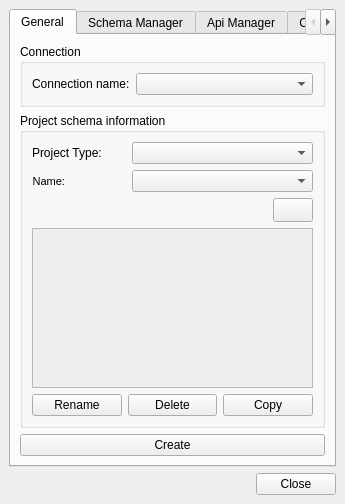
Qt form ui/readsql.ui (Giswater/giswater_qgis_plugin) before a commit.
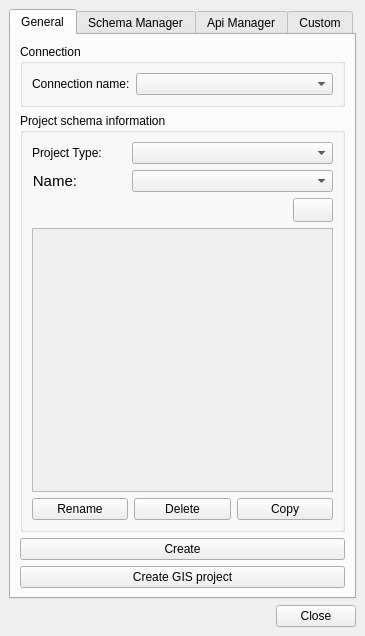
The same form after that commit. Icons and pictures are not drawn.

The edit to the form file:
```diff
--- a/ui/readsql.ui
+++ b/ui/readsql.ui
@@ -6,8 +6,8 @@
    <rect>
     <x>0</x>
     <y>0</y>
-    <width>345</width>
-    <height>504</height>
+    <width>365</width>
+    <height>636</height>
    </rect>
   </property>
   <property name="windowTitle">
@@ -87,70 +87,72 @@
         <string>General</string>
        </attribute>
        <layout class="QGridLayout" name="gridLayout">
-        <item row="3" column="1">
-         <widget class="QPushButton" name="btn_schema_create">
-          <property name="sizePolicy">
-           <sizepolicy hsizetype="Minimum" vsizetype="Preferred">
-            <horstretch>0</horstretch>
-            <verstretch>0</verstretch>
-           </sizepolicy>
-          </property>
-          <property name="font">
-           <font>
-            <weight>50</weight>
-            <bold>false</bold>
-           </font>
-          </property>
-          <property name="text">
-           <string>Create</string>
-          </property>
-         </widget>
-        </item>
-        <item row="0" column="1">
-         <widget class="QGroupBox" name="groupBox_4">
-          <property name="title">
-           <string>Connection</string>
-          </property>
-          <layout class="QGridLayout" name="gridLayout_2">
-           <item row="0" column="0">
-            <widget class="QLabel" name="lbl_connection">
-             <property name="sizePolicy">
-              <sizepolicy hsizetype="Maximum" vsizetype="Preferred">
-               <horstretch>0</horstretch>
-               <verstretch>0</verstretch>
-              </sizepolicy>
-             </property>
-             <property name="text">
-              <string>Connection name:</string>
-             </property>
-            </widget>
-           </item>
-           <item row="0" column="1">
-            <widget class="QComboBox" name="cmb_connection">
-             <property name="enabled">
-              <bool>true</bool>
-             </property>
-            </widget>
-           </item>
-          </layout>
-          <zorder>lbl_connection</zorder>
-          <zorder>cmb_connection</zorder>
-         </widget>
-        </item>
         <item row="2" column="1">
          <widget class="QGroupBox" name="groupBox_3">
           <property name="title">
            <string>Project schema information</string>
           </property>
           <layout class="QGridLayout" name="gridLayout_7">
-           <item row="6" column="1" colspan="4">
-            <widget class="QTextEdit" name="software_version_info">
+           <item row="5" column="3">
+            <widget class="QPushButton" name="btn_info">
              <property name="enabled">
+              <bool>true</bool>
+             </property>
+             <property name="sizePolicy">
+              <sizepolicy hsizetype="Maximum" vsizetype="Fixed">
+               <horstretch>0</horstretch>
+               <verstretch>0</verstretch>
+              </sizepolicy>
+             </property>
+             <property name="minimumSize">
+              <size>
+               <width>24</width>
+               <height>24</height>
+              </size>
+             </property>
+             <property name="layoutDirection">
+              <enum>Qt::LeftToRight</enum>
+             </property>
+             <property name="text">
+              <string/>
+             </property>
+             <property name="iconSize">
+              <size>
+               <width>16</width>
+               <height>16</height>
+              </size>
+             </property>
+             <property name="checkable">
               <bool>false</bool>
              </property>
+             <property name="autoDefault">
+              <bool>false</bool>
+             </property>
+             <property name="default">
+              <bool>false</bool>
+             </property>
+             <property name="flat">
+              <bool>false</bool>
+             </property>
             </widget>
            </item>
-           <item row="7" column="1" colspan="4">
+           <item row="2" column="2" colspan="2">
+            <widget class="QComboBox" name="project_schema_name">
+             <property name="enabled">
+              <bool>true</bool>
+             </property>
+             <property name="sizePolicy">
+              <sizepolicy hsizetype="Preferred" vsizetype="Fixed">
+               <horstretch>0</horstretch>
+               <verstretch>0</verstretch>
+              </sizepolicy>
+             </property>
+             <property name="frame">
+              <bool>true</bool>
+             </property>
+            </widget>
+           </item>
+           <item row="7" column="1" colspan="3">
             <layout class="QGridLayout" name="gridLayout_6">
              <item row="2" column="1">
               <widget class="QPushButton" name="btn_delete">
@@ -206,6 +208,13 @@
              </property>
             </widget>
            </item>
+           <item row="6" column="1" colspan="3">
+            <widget class="QTextEdit" name="software_version_info">
+             <property name="enabled">
+              <bool>false</bool>
+             </property>
+            </widget>
+           </item>
            <item row="2" column="1">
             <widget class="QLabel" name="label_custom_node_type">
              <property name="sizePolicy">
@@ -216,7 +225,7 @@
              </property>
              <property name="font">
               <font>
-               <pointsize>8</pointsize>
+               <pointsize>11</pointsize>
               </font>
              </property>
              <property name="frameShape">
@@ -236,66 +245,7 @@
              </property>
             </widget>
            </item>
-           <item row="3" column="4">
-            <widget class="QPushButton" name="btn_info">
-             <property name="enabled">
-              <bool>true</bool>
-             </property>
-             <property name="sizePolicy">
-              <sizepolicy hsizetype="Maximum" vsizetype="Fixed">
-               <horstretch>0</horstretch>
-               <verstretch>0</verstretch>
-              </sizepolicy>
-             </property>
-             <property name="minimumSize">
-              <size>
-               <width>24</width>
-               <height>24</height>
-              </size>
-             </property>
-             <property name="layoutDirection">
-              <enum>Qt::LeftToRight</enum>
-             </property>
-             <property name="text">
-              <string/>
-             </property>
-             <property name="iconSize">
-              <size>
-               <width>16</width>
-               <height>16</height>
-              </size>
-             </property>
-             <property name="checkable">
-              <bool>false</bool>
-             </property>
-             <property name="autoDefault">
-              <bool>false</bool>
-             </property>
-             <property name="default">
-              <bool>false</bool>
-             </property>
-             <property name="flat">
-              <bool>false</bool>
-             </property>
-            </widget>
-           </item>
-           <item row="2" column="2" colspan="3">
-            <widget class="QComboBox" name="project_schema_name">
-             <property name="enabled">
-              <bool>true</bool>
-             </property>
-             <property name="sizePolicy">
-              <sizepolicy hsizetype="Preferred" vsizetype="Fixed">
-               <horstretch>0</horstretch>
-               <verstretch>0</verstretch>
-              </sizepolicy>
-             </property>
-             <property name="frame">
-              <bool>true</bool>
-             </property>
-            </widget>
-           </item>
-           <item row="1" column="2" colspan="3">
+           <item row="1" column="2" colspan="2">
             <widget class="QComboBox" name="cmb_project_type">
              <property name="sizePolicy">
               <sizepolicy hsizetype="Expanding" vsizetype="Fixed">
@@ -308,6 +258,61 @@
           </layout>
          </widget>
         </item>
+        <item row="3" column="1">
+         <widget class="QPushButton" name="btn_schema_create">
+          <property name="sizePolicy">
+           <sizepolicy hsizetype="Minimum" vsizetype="Preferred">
+            <horstretch>0</horstretch>
+            <verstretch>0</verstretch>
+           </sizepolicy>
+          </property>
+          <property name="font">
+           <font>
+            <weight>50</weight>
+            <bold>false</bold>
+           </font>
+          </property>
+          <property name="text">
+           <string>Create</string>
+          </property>
+         </widget>
+        </item>
+        <item row="0" column="1">
+         <widget class="QGroupBox" name="groupBox_4">
+          <property name="title">
+           <string>Connection</string>
+          </property>
+          <layout class="QGridLayout" name="gridLayout_2">
+           <item row="0" column="0">
+            <widget class="QLabel" name="lbl_connection">
+             <property name="sizePolicy">
+              <sizepolicy hsizetype="Maximum" vsizetype="Preferred">
+               <horstretch>0</horstretch>
+               <verstretch>0</verstretch>
+              </sizepolicy>
+             </property>
+             <property name="text">
+              <string>Connection name:</string>
+             </property>
+            </widget>
+           </item>
+           <item row="0" column="1">
+            <widget class="QComboBox" name="cmb_connection">
+             <property name="enabled">
+              <bool>true</bool>
+             </property>
+            </widget>
+           </item>
+          </layout>
+         </widget>
+        </item>
+        <item row="4" column="1">
+         <widget class="QPushButton" name="btn_gis_create">
+          <property name="text">
+           <string>Create GIS project</string>
+          </property>
+         </widget>
+        </item>
        </layout>
       </widget>
       <widget class="QWidget" name="schema_manager">
```
